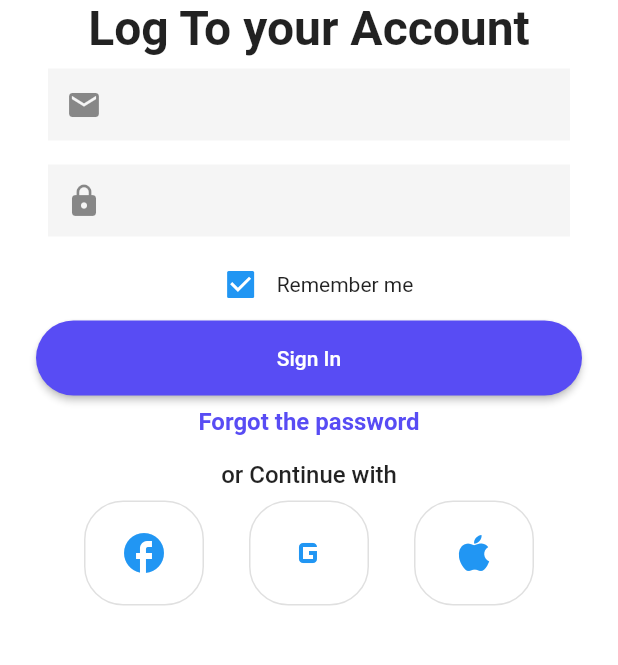
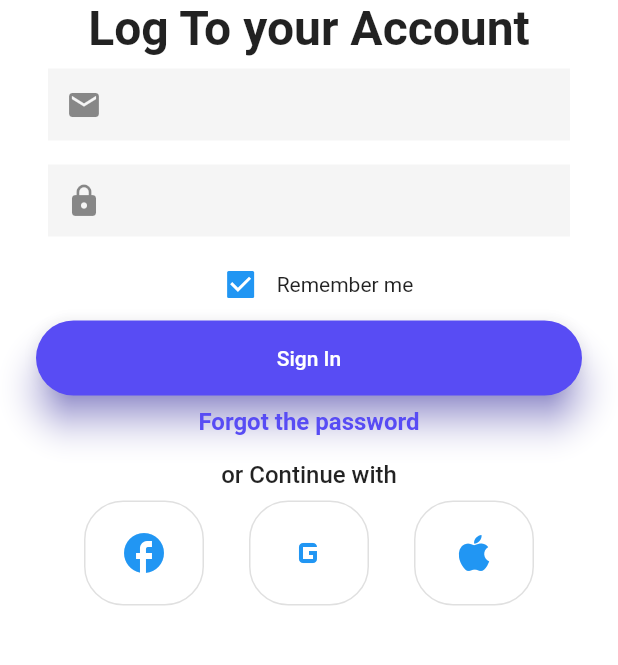
Before and after one commit to hassan-zafar/coco_meet, a Flutter app: the LoginScreen screen opened directly, on a phone screen of 412 x 824 dp, the part 428-1093 px from its top. Run offline on Flutter 3.47's test engine with Material 2 defaults, Android fonts, the phone set to English and light mode, and no system bars; our stand-ins replace introduction_screen.

Commit message:
added updates

```diff
--- a/lib/main.dart
+++ b/lib/main.dart
@@ -1,6 +1,4 @@
-import 'package:coco_meet/screens/login_screen.dart';
-import 'package:coco_meet/screens/profile_page_screen.dart';
-import 'package:coco_meet/screens/welcome_screen.dart';
+import 'package:coco_meet/screens/intro_screen.dart';
 import 'package:flutter/material.dart';
 
 void main() {
@@ -28,7 +26,7 @@ class MyApp extends StatelessWidget {
         // is not restarted.
         primarySwatch: Colors.blue,
       ),
-      home: const MyProfilePageScreen(),
+      home: const OnboardingScreen(),
     );
   }
 }
--- a/lib/screens/HomePage Screens/notification_screen.dart
+++ b/lib/screens/HomePage Screens/notification_screen.dart
@@ -1,4 +1,4 @@
-import 'package:coco_meet/utils/constants.dart';
+import 'package:coco_meet/Utils/constants.dart';
 import 'package:flutter/material.dart';
 
 class NotificationScreen extends StatefulWidget {
--- a/lib/screens/login_screen.dart
+++ b/lib/screens/login_screen.dart
@@ -1,4 +1,4 @@
-import 'package:coco_meet/utils/constants.dart';
+import 'package:coco_meet/Utils/constants.dart';
 import 'package:flutter/material.dart';
 
 import '../widgets/buttonWidgets.dart';
@@ -61,7 +61,7 @@ class _LoginScreenState extends State<LoginScreen> {
                 const Text('Remember me'),
               ],
             ),
-            BlueElevatedButton(text: 'Sign In'),
+            BlueElevatedButton(text: 'Sign In', onPressed: () {}),
             const Padding(
               padding: EdgeInsets.all(8.0),
               child: Text('Forgot the password',
--- a/lib/screens/profile_page_screen.dart
+++ b/lib/screens/profile_page_screen.dart
@@ -1,4 +1,4 @@
-import 'package:coco_meet/utils/constants.dart';
+import 'package:coco_meet/Utils/constants.dart';
 import 'package:flutter/material.dart';
 
 class MyProfilePageScreen extends StatefulWidget {
--- a/lib/screens/signup_screen.dart
+++ b/lib/screens/signup_screen.dart
@@ -1,4 +1,4 @@
-import 'package:coco_meet/utils/constants.dart';
+import 'package:coco_meet/Utils/constants.dart';
 import 'package:flutter/material.dart';
 
 import '../widgets/buttonWidgets.dart';
@@ -61,7 +61,7 @@ class _LoginScreenState extends State<LoginScreen> {
                 const Text('Remember me'),
               ],
             ),
-            const BlueElevatedButton(text: 'Sign Up'),
+            BlueElevatedButton(text: 'Sign Up', onPressed: null),
             const Padding(
               padding: EdgeInsets.all(8.0),
               child: Text('Forgot the password',
--- a/lib/screens/welcome_screen.dart
+++ b/lib/screens/welcome_screen.dart
@@ -1,4 +1,4 @@
-import 'package:coco_meet/utils/constants.dart';
+import 'package:coco_meet/Utils/constants.dart';
 import 'package:coco_meet/widgets/buttonWidgets.dart';
 import 'package:flutter/material.dart';
 
--- a/lib/utils/constants.dart
+++ b/lib/utils/constants.dart
@@ -1,4 +1,8 @@
+import 'package:flutter/material.dart';
+
 String welcomeFrame = 'assets/Frame.png';
 String cocoMeetLogoIcon = 'assets/cocomeet-logoIcon.png';
 String cocoMeetLogoText = 'assets/Coco-meet-logo.png';
 String profilePerson = 'assets/images/profile.png';
+String emptyNotificationImg = 'assets/images/empty_notification.png';
+Color primaryColor = const Color(0xFF584cf4);
--- a/lib/widgets/buttonWidgets.dart
+++ b/lib/widgets/buttonWidgets.dart
@@ -1,3 +1,4 @@
+import 'package:coco_meet/Utils/constants.dart';
 import 'package:flutter/material.dart';
 
 OutlinedButton outlinedIconButtons(IconData icon) {
@@ -15,22 +16,26 @@ OutlinedButton outlinedIconButtons(IconData icon) {
 }
 
 class BlueElevatedButton extends StatelessWidget {
-  const BlueElevatedButton({
+  BlueElevatedButton({
     super.key,
     required this.text,
+    required this.onPressed,
   });
   final String text;
+  VoidCallback? onPressed;
   @override
   Widget build(BuildContext context) {
     return ElevatedButton(
         style: ElevatedButton.styleFrom(
-          backgroundColor: const Color(0xFF584cf4),
+          backgroundColor: primaryColor,
+          elevation: 10,
           fixedSize: const Size(400, 50),
+          shadowColor: primaryColor,
           shape: RoundedRectangleBorder(
             borderRadius: BorderRadius.circular(30.0),
           ),
         ),
-        onPressed: () {},
+        onPressed: onPressed,
         child: Text(text));
   }
 }
```
Also changed, not shown: lib/screens/HomePage Screens/home_page_screen.dart (added, +45 -0 lines), 1 other file.
